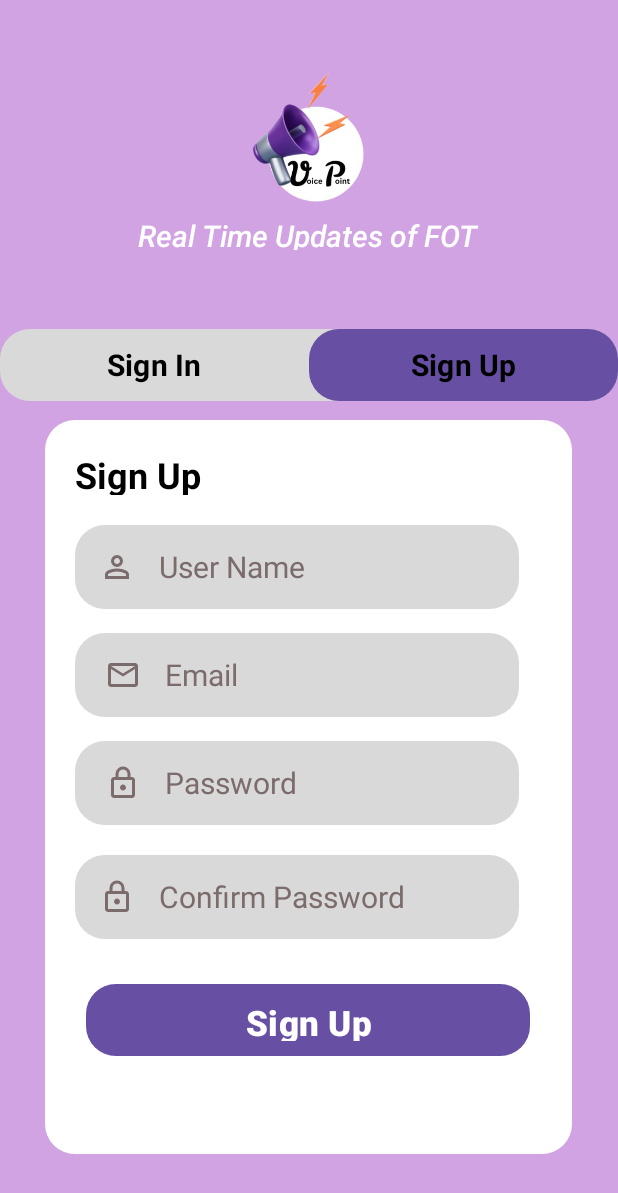
After one commit to Chanuli-Sandanayake/My_voicepoint_newsapp, an Android app: the SignUpActivity screen opened directly, with no data from a screen before it, on a phone screen of 412 x 824 dp. The commit adds this screen. Shown: the top 1193 px of the screen. Run offline under Robolectric (Android 15) with nearby library versions, the phone set to English and light mode, and no system bars.

Commit message:
sign-up screen created with the database

```diff
--- a/app/src/main/java/com/example/voicepoint/DBHelper.java
+++ b/app/src/main/java/com/example/voicepoint/DBHelper.java
@@ -37,21 +37,21 @@ public class DBHelper extends SQLiteOpenHelper {
         return cursor.getCount() > 0;
     }
 
-    // Check if username already exists(signup)
-    //public Boolean checkUsername(String username) {
-        //SQLiteDatabase db = this.getReadableDatabase();
-        //Cursor cursor = db.rawQuery("SELECT * FROM users WHERE username=?", new String[]{username});
-        //return cursor.getCount() > 0;
-    //}
+    //Check if username already exists(signup)
+    public Boolean checkUsername(String username) {
+        SQLiteDatabase db = this.getReadableDatabase();
+        Cursor cursor = db.rawQuery("SELECT * FROM users WHERE username=?", new String[]{username});
+        return cursor.getCount() > 0;
+    }
 
     // Insert new user with username, password, and email(signup)
-    //public Boolean insertUser(String username, String password, String email) {
-        //SQLiteDatabase db = this.getWritableDatabase();
-        //ContentValues values = new ContentValues();
-        //values.put("username", username);
-        //values.put("password", password);
-        //values.put("email", email);
-        //long result = db.insert("users", null, values);
-        //return result != -1;
-    //}
+    public Boolean insertUser(String username, String password, String email) {
+        SQLiteDatabase db = this.getWritableDatabase();
+        ContentValues values = new ContentValues();
+        values.put("username", username);
+        values.put("password", password);
+        values.put("email", email);
+        long result = db.insert("users", null, values);
+        return result != -1;
+    }
 }
--- a/app/src/main/java/com/example/voicepoint/SignInActivity.java
+++ b/app/src/main/java/com/example/voicepoint/SignInActivity.java
@@ -8,7 +8,7 @@ import androidx.appcompat.app.AppCompatActivity;
 public class SignInActivity extends AppCompatActivity {
 
     EditText usernameInput, passwordInput;
-    Button loginButton;
+    Button loginButton,signUpTab;
     DBHelper DB;
 
     @Override
@@ -19,7 +19,7 @@ public class SignInActivity extends AppCompatActivity {
         usernameInput = findViewById(R.id.usernameInput);
         passwordInput = findViewById(R.id.passwordInput);
         loginButton = findViewById(R.id.loginButton);
-        //signUpTab = findViewById(R.id.signUpTab);
+        signUpTab = findViewById(R.id.signUpTab);
         DB = new DBHelper(this);
 
         loginButton.setOnClickListener(v -> {
@@ -36,7 +36,7 @@ public class SignInActivity extends AppCompatActivity {
                     // Redirect to Home Screen (next activity)
                     //Intent intent = new Intent(SignInActivity.this, NewsActivity.class);
                     //startActivity(intent);
-                    finish(); // optional: this finishes SignInActivity so user can’t go back
+                    //finish(); // optional: this finishes SignInActivity so user can’t go back
 
 
                 } else {
@@ -45,10 +45,10 @@ public class SignInActivity extends AppCompatActivity {
             }
         });
 
-        //signUpTab.setOnClickListener(v -> {
-            //Intent intent = new Intent(SignInActivity.this, SignUpActivity.class);
-            //startActivity(intent);
-            //finish(); // optional: close SignInActivity
-        //});
+        signUpTab.setOnClickListener(v -> {
+            Intent intent = new Intent(SignInActivity.this, SignUpActivity.class);
+            startActivity(intent);
+            finish(); // optional: close SignInActivity
+        });
     }
 }
--- /dev/null
+++ b/app/src/main/java/com/example/voicepoint/SignUpActivity.java
@@ -0,0 +1,59 @@
+package com.example.voicepoint;
+
+import android.content.Intent;
+import android.os.Bundle;
+import android.widget.*;
+import androidx.appcompat.app.AppCompatActivity;
+
+public class SignUpActivity extends AppCompatActivity {
+
+    EditText usernameInput, emailInput, passwordInput, confirmPasswordInput;
+    Button signUpButton,signInTab;
+    DBHelper DB;
+
+    @Override
+    protected void onCreate(Bundle savedInstanceState) {
+        super.onCreate(savedInstanceState);
+        setContentView(R.layout.activity_sign_up);
+
+        usernameInput = findViewById(R.id.usernameInput);
+        emailInput = findViewById(R.id.emailInput);
+        passwordInput = findViewById(R.id.passwordInput);
+        confirmPasswordInput = findViewById(R.id.confirmPasswordInput);
+        signUpButton = findViewById(R.id.signUpButton);
+        signInTab = findViewById(R.id.signInTab);
+        DB = new DBHelper(this);
+
+        signInTab.setOnClickListener(v -> {
+            Intent intent = new Intent(SignUpActivity.this, SignInActivity.class);
+            startActivity(intent);
+            finish(); // optional
+        });
+
+
+        signUpButton.setOnClickListener(v -> {
+            String user = usernameInput.getText().toString().trim();
+            String email = emailInput.getText().toString().trim();
+            String pass = passwordInput.getText().toString().trim();
+            String repass = confirmPasswordInput.getText().toString().trim();
+
+            if (user.equals("") || email.equals("") || pass.equals("") || repass.equals("")) {
+                Toast.makeText(this, "Please fill all fields", Toast.LENGTH_SHORT).show();
+            } else if (!pass.equals(repass)) {
+                Toast.makeText(this, "Passwords do not match", Toast.LENGTH_SHORT).show();
+            } else {
+                if (!DB.checkUsername(user)) {
+                    Boolean insert = DB.insertUser(user, pass, email);
+                    if (insert) {
+                        Toast.makeText(this, "Registered successfully", Toast.LENGTH_SHORT).show();
+                        startActivity(new Intent(getApplicationContext(), SignInActivity.class));
+                    } else {
+                        Toast.makeText(this, "Registration failed", Toast.LENGTH_SHORT).show();
+                    }
+                } else {
+                    Toast.makeText(this, "Username already exists", Toast.LENGTH_SHORT).show();
+                }
+            }
+        });
+    }
+}
--- /dev/null
+++ b/app/src/main/res/drawable/confirm_password.xml
@@ -0,0 +1,9 @@
+<vector xmlns:android="http://schemas.android.com/apk/res/android"
+    android:width="24dp"
+    android:height="24dp"
+    android:viewportWidth="960"
+    android:viewportHeight="960">
+  <path
+      android:pathData="M240,880q-33,0 -56.5,-23.5T160,800v-400q0,-33 23.5,-56.5T240,320h40v-80q0,-83 58.5,-141.5T480,40q83,0 141.5,58.5T680,240v80h40q33,0 56.5,23.5T800,400v400q0,33 -23.5,56.5T720,880L240,880ZM240,800h480v-400L240,400v400ZM480,680q33,0 56.5,-23.5T560,600q0,-33 -23.5,-56.5T480,520q-33,0 -56.5,23.5T400,600q0,33 23.5,56.5T480,680ZM360,320h240v-80q0,-50 -35,-85t-85,-35q-50,0 -85,35t-35,85v80ZM240,800v-400,400Z"
+      android:fillColor="#666666"/>
+</vector>
--- /dev/null
+++ b/app/src/main/res/drawable/email.xml
@@ -0,0 +1,9 @@
+<vector xmlns:android="http://schemas.android.com/apk/res/android"
+    android:width="24dp"
+    android:height="24dp"
+    android:viewportWidth="960"
+    android:viewportHeight="960">
+  <path
+      android:pathData="M160,800q-33,0 -56.5,-23.5T80,720v-480q0,-33 23.5,-56.5T160,160h640q33,0 56.5,23.5T880,240v480q0,33 -23.5,56.5T800,800L160,800ZM480,520L160,320v400h640v-400L480,520ZM480,440 L800,240L160,240l320,200ZM160,320v-80,480 -400Z"
+      android:fillColor="#666666"/>
+</vector>
--- /dev/null
+++ b/app/src/main/res/layout/activity_sign_up.xml
@@ -0,0 +1,220 @@
+<?xml version="1.0" encoding="utf-8"?>
+<RelativeLayout xmlns:android="http://schemas.android.com/apk/res/android"
+    xmlns:tools="http://schemas.android.com/tools"
+    xmlns:app="http://schemas.android.com/apk/res-auto"
+    android:layout_width="match_parent"
+    android:layout_height="match_parent"
+    android:background="#80A850C5"
+    tools:context=".SignUpActivity">
+
+    <!-- Logo -->
+    <ImageView
+        android:id="@+id/logoImage"
+        android:layout_width="74dp"
+        android:layout_height="87dp"
+        android:layout_marginTop="48dp"
+        android:layout_centerHorizontal="true"
+        android:src="@drawable/logo"
+        android:contentDescription="@string/app_logo_desc" />
+
+    <!-- Subtitle -->
+    <TextView
+        android:id="@+id/subtitleText"
+        android:layout_width="227dp"
+        android:layout_height="23dp"
+        android:layout_below="@id/logoImage"
+        android:layout_centerHorizontal="true"
+        android:layout_marginTop="8dp"
+        android:text="Real Time Updates of FOT"
+        android:textColor="#FFFFFF"
+        android:textSize="20sp"
+        android:textStyle="italic"
+        android:fontFamily="sans-serif-medium" />
+
+    <!-- Tab Layout -->
+    <!-- Tab Container -->
+    <LinearLayout
+        android:id="@+id/tabLayout"
+        android:layout_width="412dp"
+        android:layout_height="48dp"
+        android:layout_marginTop="219dp"
+        android:layout_centerHorizontal="true"
+        android:orientation="horizontal"
+        android:background="@drawable/rounded_tab_container">
+
+        <!-- Sign In Tab (inactive) -->
+        <Button
+            android:id="@+id/signInTab"
+            android:layout_width="0dp"
+            android:layout_height="match_parent"
+            android:layout_weight="1"
+            android:background="@android:color/transparent"
+            android:text="@string/sign_in"
+            android:textStyle="bold"
+            android:textColor="#000000"
+            android:textSize="20sp"
+            android:fontFamily="sans-serif" />
+
+        <!-- Sign Up Tab (active) -->
+        <Button
+            android:id="@+id/signUpTab"
+            android:layout_width="0dp"
+            android:layout_height="match_parent"
+            android:layout_weight="1"
+            android:background="@drawable/rounded_tab_active"
+            android:text="@string/sign_up"
+            android:textStyle="bold"
+            android:textColor="#000000"
+            android:textSize="20sp"
+            android:fontFamily="sans-serif" />
+    </LinearLayout>
+
+
+    <!-- Form Container -->
+    <LinearLayout
+        android:layout_width="351dp"
+        android:layout_height="489dp"
+        android:layout_centerHorizontal="true"
+        android:layout_marginTop="280dp"
+        android:orientation="vertical"
+        android:background="@drawable/rounded_container"
+        android:padding="20dp">
+
+
+        <TextView
+            android:layout_width="wrap_content"
+            android:layout_height="30dp"
+            android:text="Sign Up"
+            android:textColor="#000000"
+            android:textSize="24sp"
+            android:textStyle="bold" />
+
+        <!-- Username -->
+        <LinearLayout
+            android:layout_width="296dp"
+            android:layout_height="56dp"
+            android:background="@drawable/rounded_textfield"
+            android:orientation="horizontal"
+            android:paddingStart="16dp"
+            android:layout_marginTop="20dp"
+            android:gravity="center_vertical">
+
+            <ImageView
+                android:layout_width="24dp"
+                android:layout_height="24dp"
+                android:src="@drawable/ic_user"
+                app:tint="#7B6B6B" />
+
+            <EditText
+                android:id="@+id/usernameInput"
+                android:layout_width="match_parent"
+                android:layout_height="match_parent"
+                android:layout_marginStart="16dp"
+                android:background="@null"
+                android:hint="User Name"
+                android:textColor="#000000"
+                android:textColorHint="#7B6B6B"
+                android:textSize="20sp" />
+        </LinearLayout>
+
+        <!-- Email -->
+        <LinearLayout
+            android:layout_width="296dp"
+            android:layout_height="56dp"
+            android:background="@drawable/rounded_textfield"
+            android:orientation="horizontal"
+            android:paddingStart="20dp"
+            android:layout_marginTop="16dp"
+            android:gravity="center_vertical">
+
+            <ImageView
+                android:layout_width="24dp"
+                android:layout_height="24dp"
+                android:src="@drawable/email"
+                app:tint="#7B6B6B" />
+
+            <EditText
+                android:id="@+id/emailInput"
+                android:layout_width="match_parent"
+                android:layout_height="match_parent"
+                android:layout_marginStart="16dp"
+                android:hint="Email"
+                android:textColor="#000000"
+                android:inputType="textEmailAddress"
+                android:textColorHint="#7B6B6B"
+                android:textSize="20sp"
+                android:background="@null" />
+        </LinearLayout>
+
+        <!-- Password -->
+        <LinearLayout
+            android:layout_width="296dp"
+            android:layout_height="56dp"
+            android:background="@drawable/rounded_textfield"
+            android:orientation="horizontal"
+            android:paddingStart="20dp"
+            android:layout_marginTop="16dp"
+            android:gravity="center_vertical">
+
+            <ImageView
+                android:layout_width="24dp"
+                android:layout_height="24dp"
+                android:src="@drawable/password"
+                app:tint="#7B6B6B" />
+
+            <EditText
+                android:id="@+id/passwordInput"
+                android:layout_width="match_parent"
+                android:layout_height="match_parent"
+                android:layout_marginStart="16dp"
+                android:hint="Password"
+                android:inputType="textPassword"
+                android:textColorHint="#7B6B6B"
+                android:textColor="#000000"
+                android:textSize="20sp"
+                android:background="@null" />
+        </LinearLayout>
+
+        <!-- Confirm Password -->
+        <LinearLayout
+            android:layout_width="296dp"
+            android:layout_height="56dp"
+            android:background="@drawable/rounded_textfield"
+            android:orientation="horizontal"
+            android:paddingStart="16dp"
+            android:layout_marginTop="20dp"
+            android:gravity="center_vertical">
+
+            <ImageView
+                android:layout_width="24dp"
+                android:layout_height="24dp"
+                android:src="@drawable/confirm_password"
+                app:tint="#7B6B6B" />
+
+            <EditText
+                android:id="@+id/confirmPasswordInput"
+                android:layout_width="match_parent"
+                android:layout_height="match_parent"
+                android:layout_marginStart="16dp"
+                android:hint="Confirm Password"
+                android:textColor="#000000"
+                android:inputType="textPassword"
+                android:textColorHint="#7B6B6B"
+                android:textSize="20sp"
+                android:background="@null" />
+        </LinearLayout>
+
+        <!-- Sign Up Button -->
+        <Button
+            android:id="@+id/signUpButton"
+            android:layout_width="296dp"
+            android:layout_height="48dp"
+            android:layout_marginTop="30dp"
+            android:text="Sign Up"
+            android:textColor="#FFFFFF"
+            android:textSize="23sp"
+            android:textStyle="bold"
+            android:background="@drawable/rounded_button"
+            android:layout_gravity="center_horizontal" />
+    </LinearLayout>
+</RelativeLayout>
--- a/app/src/main/res/values/strings.xml
+++ b/app/src/main/res/values/strings.xml
@@ -8,4 +8,6 @@
     <string name="sign_in">Sign In</string>
     <string name="sign_up">Sign Up</string>
     <string name="signin_title">Sign In</string>
+
+    <string name="app_logo_desc">App Logo</string>
 </resources>
```
Also changed, not shown: app/src/main/AndroidManifest.xml (+8 -0 lines).
